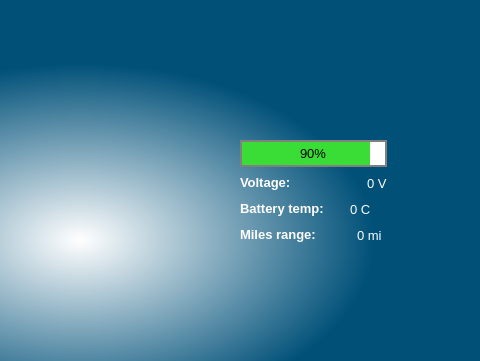
Before: the Qt Designer form Dashboard.ui in uci-solar-car/Production-Dashboard-Code, drawn with Qt 5; both pictures show x 320 to 800 and y 0 to 361 of the 800 by 480 pixel window.
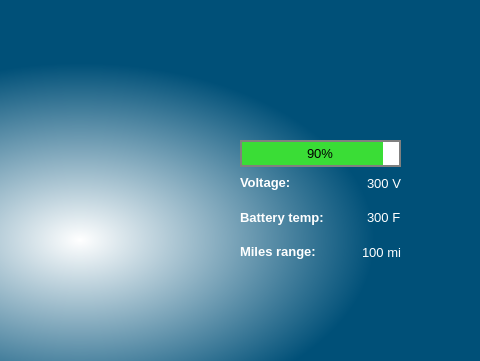
After: the same form once the commit is applied. Icons and pictures are not drawn.

The edit to the form file:
```diff
--- a/Dashboard.ui
+++ b/Dashboard.ui
@@ -112,16 +112,13 @@
         </widget>
        </item>
        <item>
-        <spacer name="horizontalSpacer">
+        <spacer name="horizontalSpacer_2">
          <property name="orientation">
           <enum>Qt::Horizontal</enum>
          </property>
-         <property name="sizeType">
-          <enum>QSizePolicy::Fixed</enum>
-         </property>
          <property name="sizeHint" stdset="0">
           <size>
-           <width>70</width>
+           <width>40</width>
            <height>20</height>
           </size>
          </property>
@@ -141,7 +138,7 @@
           <string notr="true">color: rgb(255,255,255)</string>
          </property>
          <property name="text">
-          <string>0 V</string>
+          <string>300 V</string>
          </property>
         </widget>
        </item>
@@ -164,17 +161,14 @@
         </widget>
        </item>
        <item>
-        <spacer name="horizontalSpacer_2">
+        <spacer name="horizontalSpacer">
          <property name="orientation">
           <enum>Qt::Horizontal</enum>
          </property>
-         <property name="sizeType">
-          <enum>QSizePolicy::Fixed</enum>
-         </property>
          <property name="sizeHint" stdset="0">
           <size>
-           <width>20</width>
-           <height>20</height>
+           <width>28</width>
+           <height>37</height>
           </size>
          </property>
         </spacer>
@@ -190,7 +184,7 @@
           <string notr="true">color: rgb(255,255,255)</string>
          </property>
          <property name="text">
-          <string>0 C</string>
+          <string>300 F</string>
          </property>
         </widget>
        </item>
@@ -221,12 +215,9 @@
          <property name="orientation">
           <enum>Qt::Horizontal</enum>
          </property>
-         <property name="sizeType">
-          <enum>QSizePolicy::Fixed</enum>
-         </property>
          <property name="sizeHint" stdset="0">
           <size>
-           <width>35</width>
+           <width>40</width>
            <height>20</height>
           </size>
          </property>
@@ -243,7 +234,7 @@
           <string notr="true">color: white</string>
          </property>
          <property name="text">
-          <string>0 mi</string>
+          <string>100 mi</string>
          </property>
         </widget>
        </item>
```
